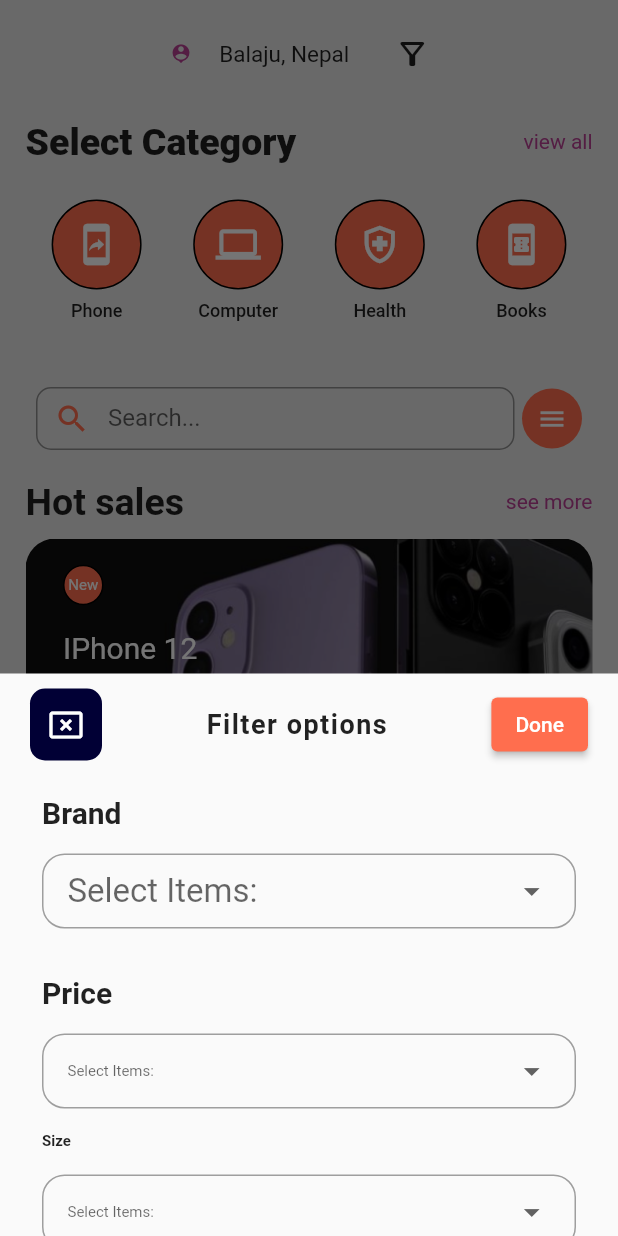
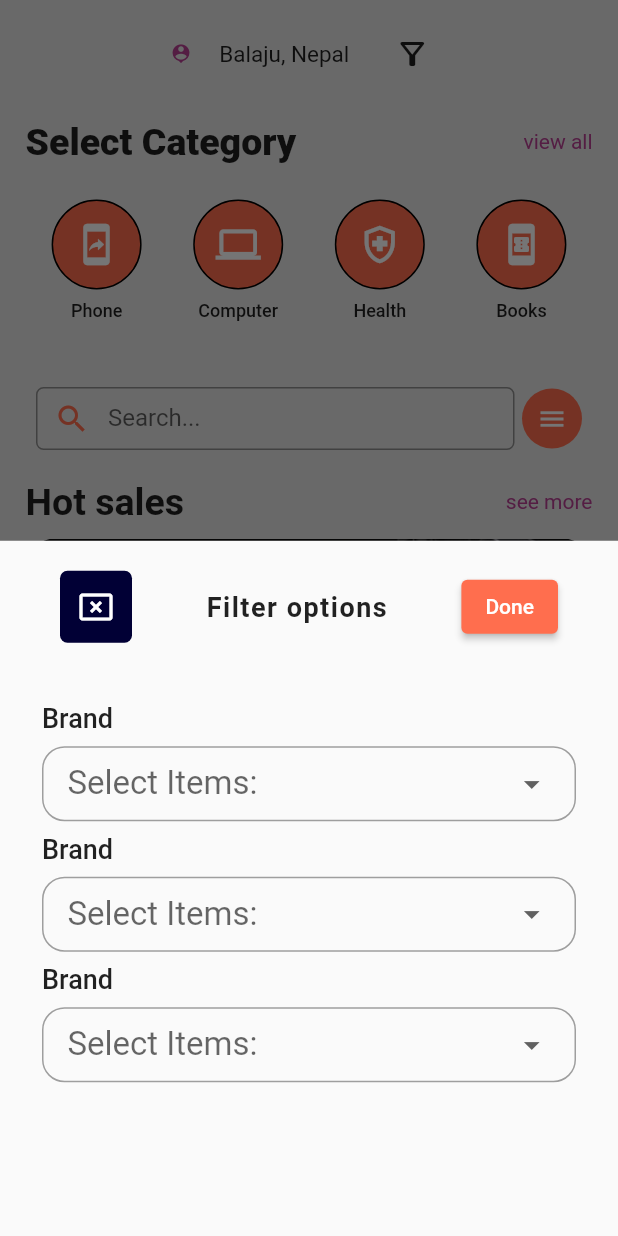
Before and after one commit to RUPAAK/ecommerce_design, a Flutter app: the screen it shows after launch, after a tap on the "filter alt" icon, on a phone screen of 412 x 824 dp. Run offline on Flutter 3.47's test engine with Material 2 defaults, Android fonts, the phone set to English and light mode, and no system bars; Roboto replaces fonts that are missing (open-sans).

Commit message:
filtering added

```diff
--- a/lib/pages/home.dart
+++ b/lib/pages/home.dart
@@ -21,24 +21,26 @@ class _SlideSheetState extends State<SlideSheet> {
         context: context,
         builder: (context) {
           return Container(
-              height: 375,
+              constraints: BoxConstraints(minHeight: double.infinity),
               child: Padding(
                 padding: EdgeInsets.symmetric(horizontal: 20, vertical: 10),
                 child: Column(
                   children: [
-                    Row(
+                    Padding(
+                      padding: EdgeInsets.fromLTRB(20, 10, 20, 40),
+                      child: Row(
                         mainAxisAlignment: MainAxisAlignment.spaceBetween,
                         children: [
                           Container(
                             decoration: BoxDecoration(
                                 color: Color(0xFF010035),
-                              borderRadius: BorderRadius.circular(10)),
+                                borderRadius: BorderRadius.circular(5)),
                             child: IconButton(
                               icon: const Icon(
                                 Icons.cancel_presentation,
                                 color: Colors.white,
                               ),
-                            onPressed: slideSheet,
+                              onPressed: () {},
                             ),
                           ),
                           Text(
@@ -57,15 +59,17 @@ class _SlideSheetState extends State<SlideSheet> {
                           )
                         ],
                       ),
-                    SizedBox(height: 15),
+                    ),
                     Padding(
-                      padding: const EdgeInsets.all(8.0),
+                      padding: const EdgeInsets.symmetric(horizontal: 8),
                       child: Align(
                         alignment: Alignment.topLeft,
                         child: Text(
                           'Brand',
                           style: TextStyle(
-                              fontWeight: FontWeight.w700, fontSize: 20),
+                              fontFamily: 'open-sans',
+                              fontWeight: FontWeight.w500,
+                              fontSize: 18),
                         ),
                       ),
                     ),
@@ -97,17 +101,16 @@ class _SlideSheetState extends State<SlideSheet> {
                         ),
                       ),
                     ),
-                    SizedBox(
-                      height: 15,
-                    ),
                     Padding(
-                      padding: const EdgeInsets.all(8.0),
+                      padding: const EdgeInsets.symmetric(horizontal: 8),
                       child: Align(
                         alignment: Alignment.topLeft,
                         child: Text(
-                          'Price',
+                          'Brand',
                           style: TextStyle(
-                              fontWeight: FontWeight.w700, fontSize: 20),
+                              fontFamily: 'open-sans',
+                              fontWeight: FontWeight.w500,
+                              fontSize: 18),
                         ),
                       ),
                     ),
@@ -126,7 +129,7 @@ class _SlideSheetState extends State<SlideSheet> {
                           iconSize: 25,
                           isExpanded: true,
                           underline: SizedBox(),
-                          style: TextStyle(color: Colors.black, fontSize: 10),
+                          style: TextStyle(color: Colors.black, fontSize: 22),
                           value: valueChoose,
                           onChanged: (value) =>
                               setState(() => valueChoose = valueChoose),
@@ -140,13 +143,15 @@ class _SlideSheetState extends State<SlideSheet> {
                       ),
                     ),
                     Padding(
-                      padding: const EdgeInsets.all(8.0),
+                      padding: const EdgeInsets.symmetric(horizontal: 8),
                       child: Align(
                         alignment: Alignment.topLeft,
                         child: Text(
-                          'Size',
+                          'Brand',
                           style: TextStyle(
-                              fontWeight: FontWeight.w700, fontSize: 10),
+                              fontFamily: 'open-sans',
+                              fontWeight: FontWeight.w500,
+                              fontSize: 18),
                         ),
                       ),
                     ),
@@ -165,7 +170,7 @@ class _SlideSheetState extends State<SlideSheet> {
                           iconSize: 25,
                           isExpanded: true,
                           underline: SizedBox(),
-                          style: TextStyle(color: Colors.black, fontSize: 10),
+                          style: TextStyle(color: Colors.black, fontSize: 22),
                           value: valueChoose,
                           onChanged: (value) =>
                               setState(() => valueChoose = valueChoose),
@@ -390,7 +395,7 @@ class Home extends StatelessWidget {
                       child: TextField(
                         decoration: InputDecoration(
                           border: OutlineInputBorder(
-                              borderRadius: BorderRadius.circular(10)),
+                              borderRadius: BorderRadius.circular(5)),
                           labelText: 'Search...',
                           prefixIcon: Align(
                             widthFactor: 1.0,
@@ -506,7 +511,7 @@ class Home extends StatelessWidget {
                             height: 23,
                             decoration: BoxDecoration(
                               color: Color(0xFFFF6E4E),
-                              borderRadius: BorderRadius.circular(10),
+                              borderRadius: BorderRadius.circular(5),
                             ),
                             child: ElevatedButton(
                                 onPressed: () {},
@@ -559,7 +564,7 @@ class Home extends StatelessWidget {
 
                         // color: Colors.white,
                         decoration: BoxDecoration(
-                            borderRadius: BorderRadius.circular(10),
+                            borderRadius: BorderRadius.circular(5),
                             color: Colors.white),
                         // height: 500,
                         child: Column(
--- a/pubspec.yaml
+++ b/pubspec.yaml
@@ -52,6 +52,10 @@ dev_dependencies:
 
 # The following section is specific to Flutter.
 flutter:
+  fonts:
+    - family: Open Sans
+      fonts:
+        - asset: fonts/OpenSans-Medium.ttf
 
   # The following line ensures that the Material Icons font is
   # included with your application, so that you can use the icons in
```
Also changed, not shown: fonts/OpenSans-Medium.ttf (added). Lines whose indentation alone changed are shown as unchanged.
